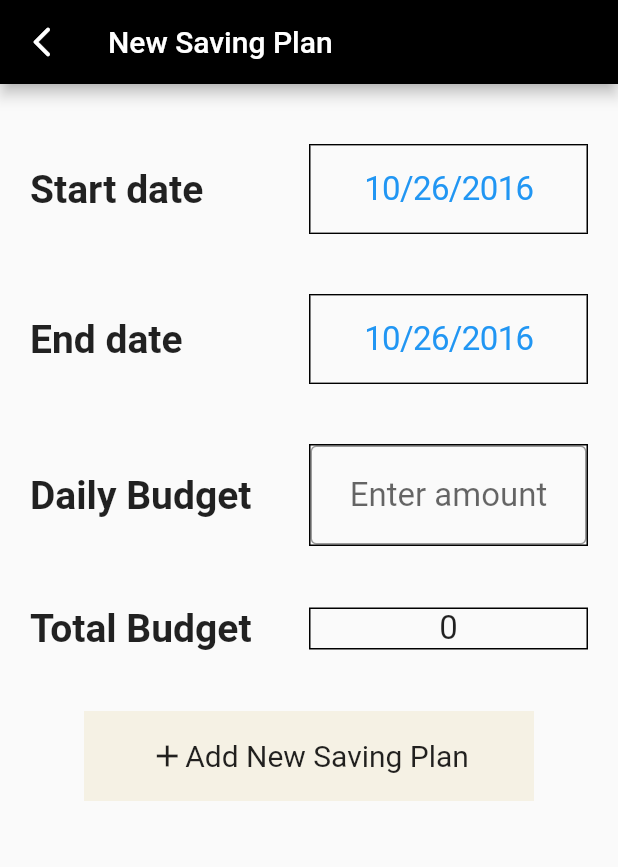
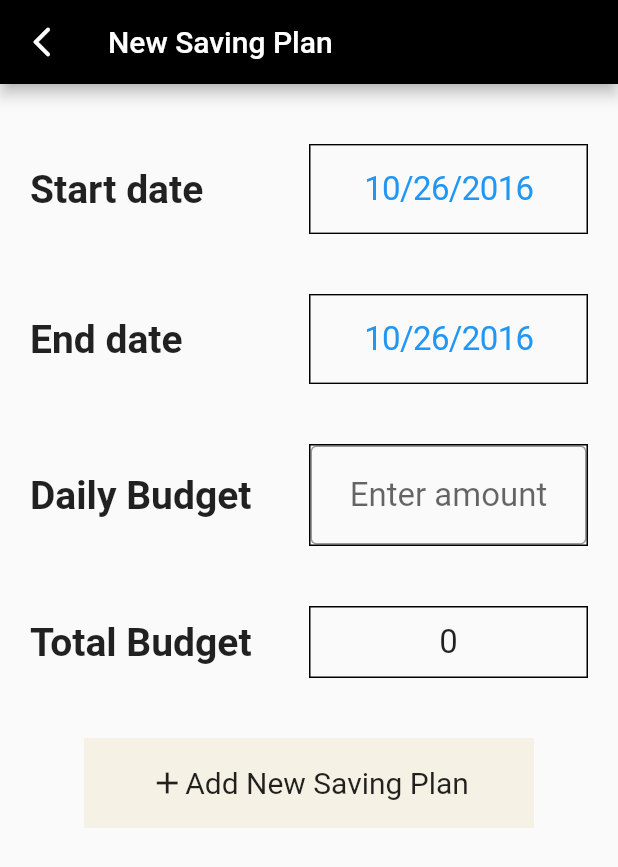
Before and after one commit to Zixuan01/CS184, a Flutter app: the SavedailyPage screen opened by its route, on a phone screen of 412 x 824 dp. Shown: the top 867 px of the screen. Run offline on Flutter 3.47's test engine with Material 2 defaults, Android fonts, the phone set to English and light mode, and no system bars; our stand-ins replace firebase_auth, firebase_core, get; accounts and stored records are empty; network calls fail.

Commit message:
edited very minor change to add new saving plan

```diff
--- a/cs184/lib/save_page/save_daily.dart
+++ b/cs184/lib/save_page/save_daily.dart
@@ -247,6 +247,8 @@ class _SavedailyPageState extends State<SavedailyPage> {
                       decoration: BoxDecoration(
                       border: Border.all(width: 1.0, color: Colors.black),
                       ),
+                      child: Padding(
+                        padding: const EdgeInsets.symmetric(vertical: 10),
                         child: SingleChildScrollView(
                           child: Column(
                             children:  [
@@ -258,6 +260,7 @@ class _SavedailyPageState extends State<SavedailyPage> {
                             ],
                           ),
                         ),
+                      )
                     )
                   ],
                 ),
```
Lines whose indentation alone changed are shown as unchanged.
